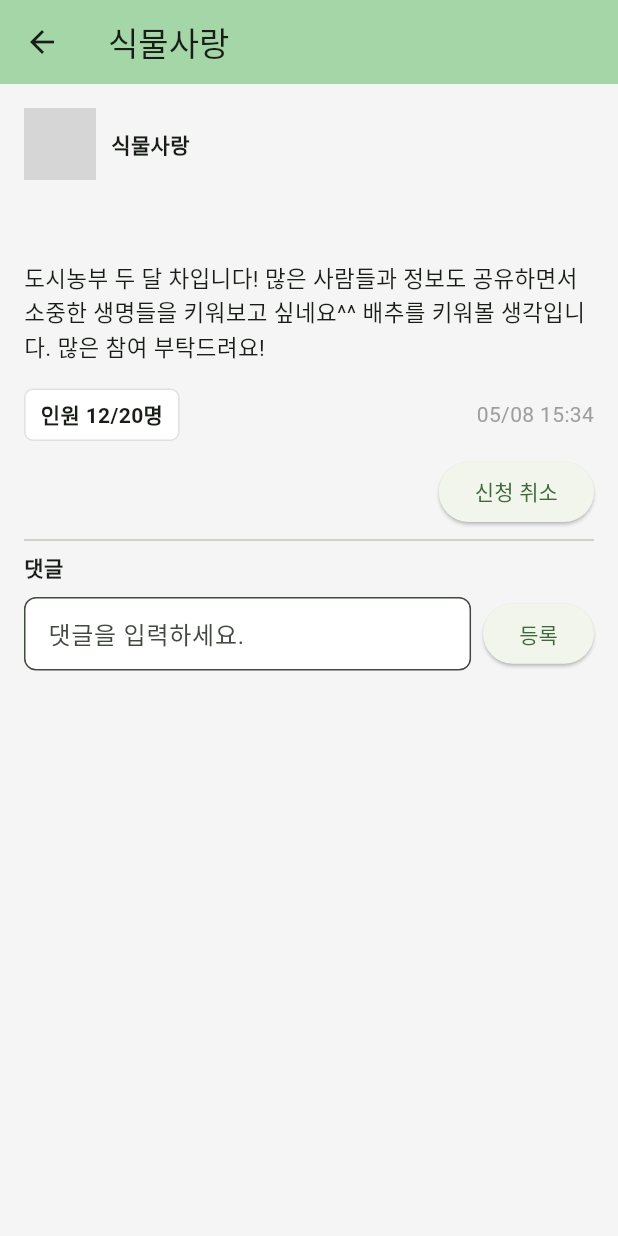
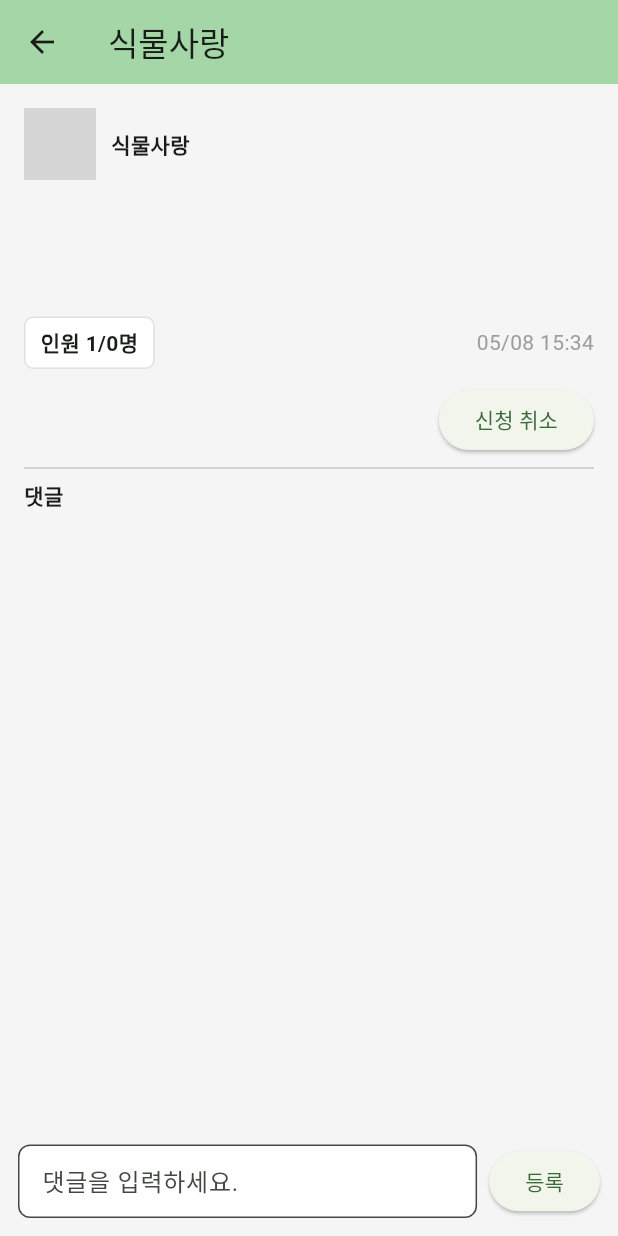
Before and after one commit to givemenickname/khuton, a Flutter app: the PostDetailScreen screen opened directly with empty values, after a tap on "참가 신청", after a tap on "등록", on a phone screen of 412 x 824 dp. Run offline on Flutter 3.47's test engine with Material 3 defaults, Android fonts, the light colour scheme and no system bars; our stand-ins replace firebase_core; accounts and stored records are empty; grey boxes are pictures that could not be loaded.

Commit message:
Update post_detail_screen.dart

```diff
--- a/khuthon/lib/post_detail_screen.dart
+++ b/khuthon/lib/post_detail_screen.dart
@@ -2,8 +2,15 @@ import 'package:flutter/material.dart';
 
 class PostDetailScreen extends StatefulWidget {
   final String title;
+  final String content;
+  final int maxPeople;
 
-  const PostDetailScreen({super.key, required this.title});
+  const PostDetailScreen({
+    super.key,
+    required this.title,
+    required this.content,
+    required this.maxPeople,
+  });
 
   @override
   State<PostDetailScreen> createState() => _PostDetailScreenState();
@@ -12,6 +19,8 @@ class PostDetailScreen extends StatefulWidget {
 class _PostDetailScreenState extends State<PostDetailScreen> {
   bool isJoined = false;
   final TextEditingController _commentController = TextEditingController();
+  final List<String> _comments = [];
+  int joinedPeople = 0;
 
   @override
   Widget build(BuildContext context) {
@@ -22,10 +31,11 @@ class _PostDetailScreenState extends State<PostDetailScreen> {
         leading: BackButton(),
         title: Text('식물사랑'),
       ),
-      body: Padding(
-        padding: const EdgeInsets.all(16.0),
-        child: Column(
-          crossAxisAlignment: CrossAxisAlignment.start,
+      body: Column(
+        children: [
+          Expanded(
+            child: ListView(
+              padding: const EdgeInsets.all(16),
               children: [
                 Row(
                   children: [
@@ -43,10 +53,7 @@ class _PostDetailScreenState extends State<PostDetailScreen> {
                   style: TextStyle(fontSize: 18, fontWeight: FontWeight.bold),
                 ),
                 SizedBox(height: 12),
-            Text(
-              '도시농부 두 달 차입니다! 많은 사람들과 정보도 공유하면서 소중한 생명들을 키워보고 싶네요^^ 배추를 키워볼 생각입니다. 많은 참여 부탁드려요!',
-              style: TextStyle(fontSize: 15),
-            ),
+                Text(widget.content, style: TextStyle(fontSize: 15)),
                 SizedBox(height: 16),
                 Row(
                   mainAxisAlignment: MainAxisAlignment.spaceBetween,
@@ -58,8 +65,10 @@ class _PostDetailScreenState extends State<PostDetailScreen> {
                         borderRadius: BorderRadius.circular(6),
                         border: Border.all(color: Colors.grey.shade300),
                       ),
-                  child: Text("인원 12/20명",
-                      style: TextStyle(fontWeight: FontWeight.bold)),
+                      child: Text(
+                        "인원 $joinedPeople/${widget.maxPeople}명",
+                        style: TextStyle(fontWeight: FontWeight.bold),
+                      ),
                     ),
                     Text("05/08 15:34", style: TextStyle(color: Colors.grey)),
                   ],
@@ -71,6 +80,7 @@ class _PostDetailScreenState extends State<PostDetailScreen> {
                     onPressed: () {
                       setState(() {
                         isJoined = !isJoined;
+                        joinedPeople += isJoined ? 1 : -1;
                       });
                     },
                     child: Text(isJoined ? '신청 취소' : '참가 신청'),
@@ -79,7 +89,23 @@ class _PostDetailScreenState extends State<PostDetailScreen> {
                 Divider(),
                 Text('댓글', style: TextStyle(fontWeight: FontWeight.bold)),
                 SizedBox(height: 10),
-            Row(
+                for (var comment in _comments)
+                  Container(
+                    margin: EdgeInsets.only(bottom: 8),
+                    padding: EdgeInsets.all(12),
+                    decoration: BoxDecoration(
+                      color: Colors.white,
+                      border: Border.all(color: Colors.grey.shade300),
+                      borderRadius: BorderRadius.circular(8),
+                    ),
+                    child: Text(comment),
+                  ),
+              ],
+            ),
+          ),
+          Padding(
+            padding: const EdgeInsets.all(12),
+            child: Row(
               children: [
                 Expanded(
                   child: TextField(
@@ -98,15 +124,19 @@ class _PostDetailScreenState extends State<PostDetailScreen> {
                 SizedBox(width: 8),
                 ElevatedButton(
                   onPressed: () {
-                    print("댓글 등록됨: \${_commentController.text}");
+                    if (_commentController.text.trim().isNotEmpty) {
+                      setState(() {
+                        _comments.add(_commentController.text.trim());
                         _commentController.clear();
+                      });
+                    }
                   },
                   child: Text('등록'),
                 )
               ],
-            )
+            ),
+          ),
         ],
-        ),
       ),
     );
   }
```
Lines whose indentation alone changed are shown as unchanged.
